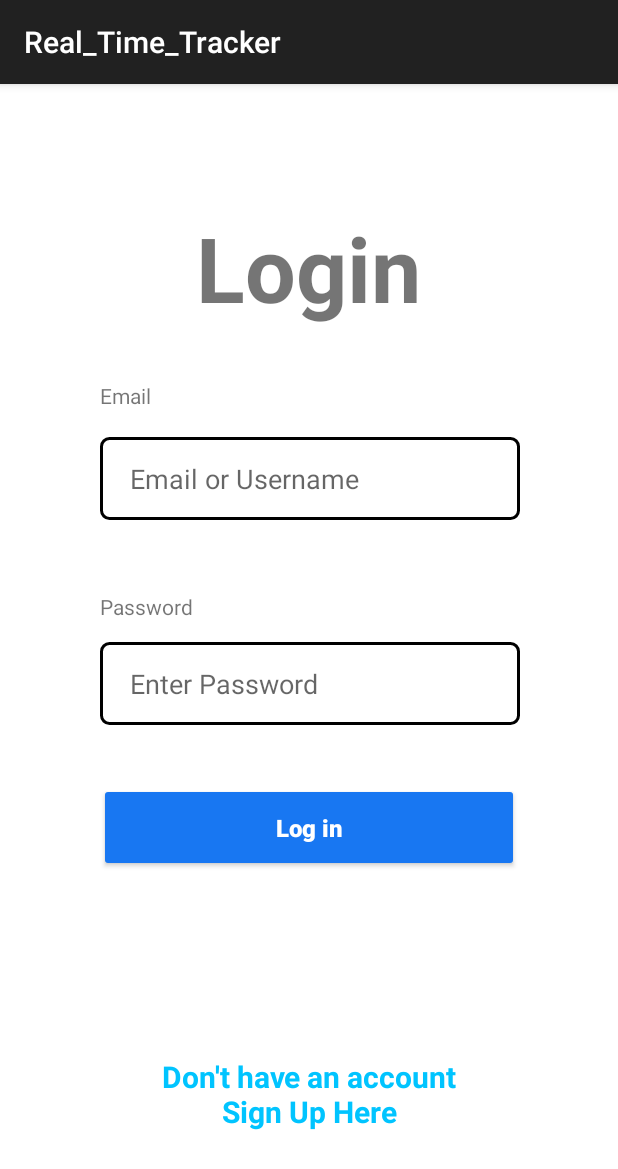
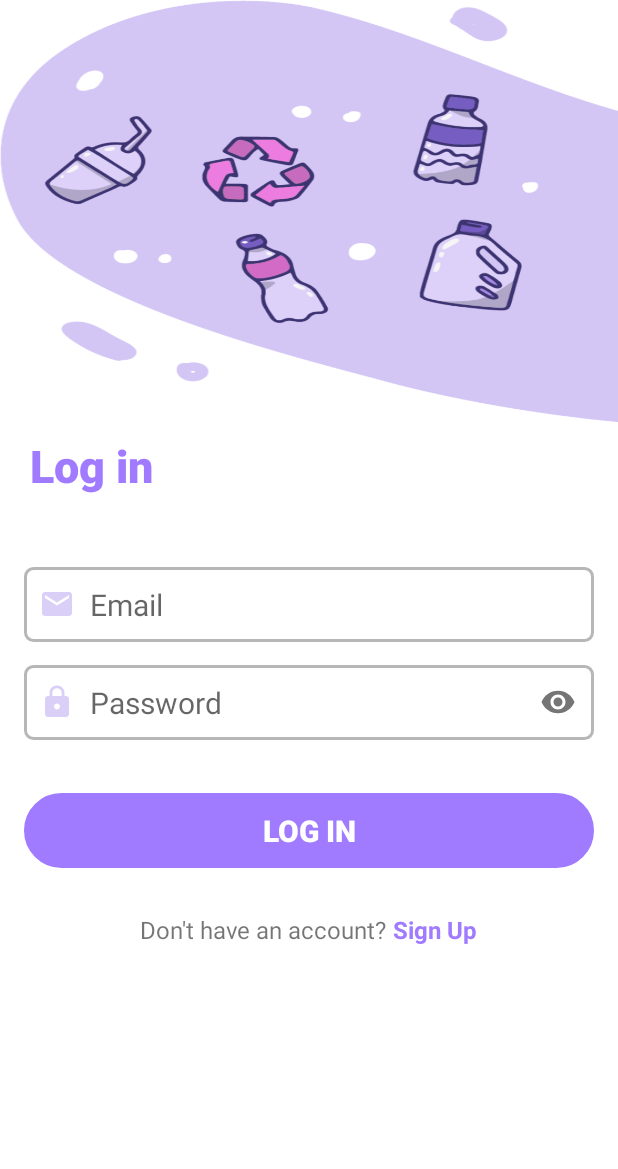
Before and after one commit to GunterWi/63CLC1_MobileDev, an Android app: the screen it shows after launch (LoginAcitivity), on a phone screen of 412 x 824 dp. Shown: the top 1169 px of the screen. Run offline under Robolectric (Android 15) with nearby library versions, the phone set to English and light mode, and no system bars; our stand-ins replace Firebase (no records; nobody signed in at launch, a user with empty details on screens opened directly).

Commit message:
changeLoginAndRegister

```diff
--- a/Real_Time_Tracker/app/src/main/java/com/nguyenquocthai/real_time_tracker/LoginAcitivity.java
+++ b/Real_Time_Tracker/app/src/main/java/com/nguyenquocthai/real_time_tracker/LoginAcitivity.java
@@ -56,10 +56,10 @@ public class LoginAcitivity extends AppCompatActivity {
 
 
     private void Initiation() {
-        email = findViewById(R.id.emailLoginV);
-        password = findViewById(R.id.passLoginV);
-        login = findViewById(R.id.submitLoginbtn);
-        createAccount= findViewById(R.id.dontAcc);
+        email = findViewById(R.id.edittext_email);
+        password = findViewById(R.id.edittext_password);
+        login = findViewById(R.id.login_button);
+        createAccount= findViewById(R.id.logtosign);
         auth = FirebaseAuth.getInstance();
     }
 
--- /dev/null
+++ b/Real_Time_Tracker/app/src/main/res/drawable/ic_email.xml
@@ -0,0 +1,5 @@
+<vector android:alpha="0.85" android:height="24dp"
+    android:tint="@color/PurpleLight" android:viewportHeight="24.0"
+    android:viewportWidth="24.0" android:width="24dp" xmlns:android="http://schemas.android.com/apk/res/android">
+    <path android:fillColor="#FF000000" android:pathData="M20,4L4,4c-1.1,0 -1.99,0.9 -1.99,2L2,18c0,1.1 0.9,2 2,2h16c1.1,0 2,-0.9 2,-2L22,6c0,-1.1 -0.9,-2 -2,-2zM20,8l-8,5 -8,-5L4,6l8,5 8,-5v2z"/>
+</vector>
--- /dev/null
+++ b/Real_Time_Tracker/app/src/main/res/drawable/ic_eye.xml
@@ -0,0 +1,5 @@
+<vector android:alpha="0.85" android:height="24dp"
+    android:tint="@color/PurpleLight" android:viewportHeight="24.0"
+    android:viewportWidth="24.0" android:width="24dp" xmlns:android="http://schemas.android.com/apk/res/android">
+    <path android:fillColor="#FF000000" android:pathData="M12,4.5C7,4.5 2.73,7.61 1,12c1.73,4.39 6,7.5 11,7.5s9.27,-3.11 11,-7.5c-1.73,-4.39 -6,-7.5 -11,-7.5zM12,17c-2.76,0 -5,-2.24 -5,-5s2.24,-5 5,-5 5,2.24 5,5 -2.24,5 -5,5zM12,9c-1.66,0 -3,1.34 -3,3s1.34,3 3,3 3,-1.34 3,-3 -1.34,-3 -3,-3z"/>
+</vector>
--- /dev/null
+++ b/Real_Time_Tracker/app/src/main/res/drawable/ic_lock_black_24dp.xml
@@ -0,0 +1,5 @@
+<vector android:alpha="0.85" android:height="24dp"
+    android:tint="@color/PurpleLight" android:viewportHeight="24.0"
+    android:viewportWidth="24.0" android:width="24dp" xmlns:android="http://schemas.android.com/apk/res/android">
+    <path android:fillColor="#FF000000" android:pathData="M18,8h-1L17,6c0,-2.76 -2.24,-5 -5,-5S7,3.24 7,6v2L6,8c-1.1,0 -2,0.9 -2,2v10c0,1.1 0.9,2 2,2h12c1.1,0 2,-0.9 2,-2L20,10c0,-1.1 -0.9,-2 -2,-2zM12,17c-1.1,0 -2,-0.9 -2,-2s0.9,-2 2,-2 2,0.9 2,2 -0.9,2 -2,2zM15.1,8L8.9,8L8.9,6c0,-1.71 1.39,-3.1 3.1,-3.1 1.71,0 3.1,1.39 3.1,3.1v2z"/>
+</vector>
--- /dev/null
+++ b/Real_Time_Tracker/app/src/main/res/drawable/ic_user.xml
@@ -0,0 +1,5 @@
+<vector android:alpha="0.85" android:height="24dp"
+    android:tint="@color/PurpleLight" android:viewportHeight="24.0"
+    android:viewportWidth="24.0" android:width="24dp" xmlns:android="http://schemas.android.com/apk/res/android">
+    <path android:fillColor="#FF000000" android:pathData="M12,12c2.21,0 4,-1.79 4,-4s-1.79,-4 -4,-4 -4,1.79 -4,4 1.79,4 4,4zM12,14c-2.67,0 -8,1.34 -8,4v2h16v-2c0,-2.66 -5.33,-4 -8,-4z"/>
+</vector>
--- /dev/null
+++ b/Real_Time_Tracker/app/src/main/res/drawable/loginbtnbackground.xml
@@ -0,0 +1,8 @@
+<?xml version="1.0" encoding="utf-8"?>
+<shape xmlns:android="http://schemas.android.com/apk/res/android"
+    android:shape="rectangle">
+    <stroke android:color="@color/skyblue"
+        android:width="2dp"/>
+    <corners android:radius="100dp"/>
+
+</shape>
--- a/Real_Time_Tracker/app/src/main/res/drawable/rounded_edittext.xml
+++ b/Real_Time_Tracker/app/src/main/res/drawable/rounded_edittext.xml
@@ -5,7 +5,7 @@
 
     <stroke
         android:width="2dp"
-        android:color="@color/black" />
+        android:color="@color/Grey" />
     <corners
         android:radius="5dp"
         />
--- a/Real_Time_Tracker/app/src/main/res/layout/activity_login.xml
+++ b/Real_Time_Tracker/app/src/main/res/layout/activity_login.xml
@@ -1,113 +1,134 @@
 <?xml version="1.0" encoding="utf-8"?>
-<androidx.constraintlayout.widget.ConstraintLayout xmlns:android="http://schemas.android.com/apk/res/android"
+<RelativeLayout xmlns:android="http://schemas.android.com/apk/res/android"
     xmlns:app="http://schemas.android.com/apk/res-auto"
     xmlns:tools="http://schemas.android.com/tools"
     android:layout_width="match_parent"
     android:layout_height="match_parent"
-    android:background="#FFFFFF"
+    android:background="@color/white"
     tools:context="com.nguyenquocthai.real_time_tracker.LoginAcitivity">
 
+    <RelativeLayout
+        android:layout_width="match_parent"
+        android:layout_height="285dp">
+
+        <ImageView
+            android:id="@+id/background1"
+            android:layout_width="match_parent"
+            android:layout_height="match_parent"
+            android:scaleType="fitXY"
+            app:srcCompat="@drawable/img_1" />
+
+    </RelativeLayout>
+
     <TextView
-        android:id="@+id/titleLogin"
+        android:id="@+id/faded_signup_text"
         android:layout_width="wrap_content"
         android:layout_height="wrap_content"
-        android:text="Login"
-        android:textSize="60sp"
-        android:textStyle="bold"
-        app:layout_constraintBottom_toBottomOf="parent"
-        app:layout_constraintEnd_toEndOf="parent"
-        app:layout_constraintHorizontal_bias="0.498"
-        app:layout_constraintStart_toStartOf="parent"
-        app:layout_constraintTop_toTopOf="parent"
-        app:layout_constraintVertical_bias="0.119" />
-
-    <TextView
-        android:id="@+id/emailv"
-        android:layout_width="280dp"
-        android:layout_height="25dp"
-        android:layout_marginBottom="12dp"
-        android:text="Email"
-        app:layout_constraintBottom_toTopOf="@+id/emailLoginV"
-        app:layout_constraintEnd_toEndOf="parent"
-        app:layout_constraintHorizontal_bias="0.503"
-        app:layout_constraintStart_toStartOf="parent" />
-
-    <EditText
-        android:id="@+id/emailLoginV"
-        android:layout_width="280dp"
-        android:layout_height="55dp"
-        android:background="@drawable/rounded_edittext"
-        android:ems="10"
-        android:hint="Email or Username"
-        android:inputType="textEmailAddress"
-        android:paddingStart="20dp"
-        app:layout_constraintBottom_toBottomOf="parent"
-        app:layout_constraintEnd_toEndOf="parent"
-        app:layout_constraintHorizontal_bias="0.503"
-        app:layout_constraintStart_toStartOf="parent"
-        app:layout_constraintTop_toTopOf="parent"
-        app:layout_constraintVertical_bias="0.33" />
-
-    <TextView
-        android:id="@+id/passv"
-        android:layout_width="280dp"
-        android:layout_height="25dp"
-        android:layout_marginBottom="8dp"
-        android:text="Password"
-        app:layout_constraintBottom_toTopOf="@+id/passLoginV"
-        app:layout_constraintEnd_toEndOf="parent"
-        app:layout_constraintHorizontal_bias="0.503"
-        app:layout_constraintStart_toStartOf="parent" />
-
-    <EditText
-        android:id="@+id/passLoginV"
-        android:layout_width="280dp"
-        android:layout_height="55dp"
-        android:background="@drawable/rounded_edittext"
-        android:ems="10"
-        android:hint="Enter Password"
-        android:inputType="textPassword"
-        android:paddingStart="20dp"
-        app:layout_constraintBottom_toBottomOf="parent"
-        app:layout_constraintEnd_toEndOf="parent"
-        app:layout_constraintHorizontal_bias="0.503"
-        app:layout_constraintStart_toStartOf="parent"
-        app:layout_constraintTop_toBottomOf="@+id/emailLoginV"
-        app:layout_constraintVertical_bias="0.193" />
-
-    <Button
-        android:id="@+id/submitLoginbtn"
-        android:layout_width="280dp"
-        android:layout_height="59dp"
-        android:backgroundTint="#1877F2"
-        android:text="Log in"
-        android:textAllCaps="false"
-        android:textColor="#FFFFFF"
-        android:textSize="16sp"
-        android:textStyle="bold"
-        app:layout_constraintBottom_toBottomOf="parent"
-        app:layout_constraintEnd_toEndOf="parent"
-        app:layout_constraintHorizontal_bias="0.498"
-        app:layout_constraintStart_toStartOf="parent"
-        app:layout_constraintTop_toBottomOf="@+id/passLoginV"
-        app:layout_constraintVertical_bias="0.138" />
-
-    <TextView
-        android:id="@+id/dontAcc"
-        android:layout_width="234dp"
-        android:layout_height="wrap_content"
-        android:layout_marginTop="122dp"
-        android:text="Don't have an account Sign Up Here"
+        android:layout_marginLeft="20dp"
+        android:layout_marginTop="290dp"
+        android:fontFamily="sans-serif-black"
+        android:text="@string/login"
         android:textAlignment="center"
         android:textAllCaps="false"
-        android:textColor="#00C4FF"
-        android:textSize="20sp"
-        android:textStyle="bold"
-        app:layout_constraintBottom_toBottomOf="parent"
-        app:layout_constraintEnd_toEndOf="parent"
-        app:layout_constraintStart_toStartOf="parent"
-        app:layout_constraintTop_toBottomOf="@+id/submitLoginbtn"
-        app:layout_constraintVertical_bias="0.014" />
+        android:textColor="@color/PurpleDark"
+        android:textSize="30sp"
+        android:textStyle="bold" />
+
+    <RelativeLayout
+        android:layout_width="match_parent"
+        android:layout_height="match_parent"
+        android:layout_below="@id/faded_signup_text"
+        android:layout_marginTop="21dp"
+        android:backgroundTint="@color/PurpleLight"
+        android:padding="16dp">
+
+        <LinearLayout
+            android:id="@+id/linearlayout1"
+            android:layout_width="match_parent"
+            android:layout_height="wrap_content"
+            android:layout_marginTop="10dp"
+            android:orientation="vertical">
+
+            <com.google.android.material.textfield.TextInputLayout
+                android:layout_width="match_parent"
+                android:layout_height="wrap_content"
+                app:hintEnabled="false">
+
+                <EditText
+                    android:id="@+id/edittext_email"
+                    android:layout_width="match_parent"
+                    android:layout_height="50dp"
+                    android:background="@drawable/rounded_edittext"
+                    android:drawableStart="@drawable/ic_email"
+                    android:drawablePadding="10dp"
+                    android:hint="@string/email"
+                    android:inputType="textEmailAddress"
+                    android:paddingStart="10dp"
+                    android:textSize="20sp" />
+            </com.google.android.material.textfield.TextInputLayout>
+
+            <com.google.android.material.textfield.TextInputLayout
+                android:layout_width="match_parent"
+                android:layout_height="wrap_content"
+                android:layout_marginTop="15dp"
+                app:hintEnabled="false"
+                app:passwordToggleEnabled="true">
+
+                <EditText
+                    android:id="@+id/edittext_password"
+                    android:layout_width="match_parent"
+                    android:layout_height="50dp"
+                    android:background="@drawable/rounded_edittext"
+                    android:drawableStart="@drawable/ic_lock_black_24dp"
+                    android:drawableEnd="@drawable/ic_eye"
+                    android:drawablePadding="10dp"
+                    android:hint="@string/password"
+                    android:inputType="textPassword"
+                    android:paddingStart="10dp"
+                    android:textSize="20sp" />
+            </com.google.android.material.textfield.TextInputLayout>
+
+            <Button
+                android:id="@+id/login_button"
+                android:layout_width="match_parent"
+                android:layout_height="50dp"
+                android:layout_marginTop="35dp"
+                android:background="@drawable/loginbtnbackground"
+                android:backgroundTint="@color/PurpleDark"
+                android:text="@string/login"
+                android:textColor="@color/white"
+                android:textSize="20sp"
+                android:textStyle="bold" />
+        </LinearLayout>
+
+        <RelativeLayout
+            android:layout_width="wrap_content"
+            android:layout_height="wrap_content"
+            android:layout_below="@id/linearlayout1"
+            android:layout_centerInParent="true"
+            android:layout_centerHorizontal="false"
+            android:layout_marginTop="30dp">
+
+            <TextView
+                android:id="@+id/txt"
+                android:layout_width="wrap_content"
+                android:layout_height="wrap_content"
+                android:text="@string/dontaccount"
+                android:textAlignment="center"
+                android:textSize="16sp" />
+
+            <TextView
+                android:id="@+id/logtosign"
+                android:layout_width="wrap_content"
+                android:layout_height="wrap_content"
+                android:layout_toEndOf="@id/txt"
+                android:text="@string/sign_up"
+                android:textColor="@color/PurpleDark"
+                android:textSize="16sp"
+                android:textStyle="bold" />
+        </RelativeLayout>
+
+    </RelativeLayout>
 
 
-</androidx.constraintlayout.widget.ConstraintLayout>
+</RelativeLayout>
--- a/Real_Time_Tracker/app/src/main/res/values/colors.xml
+++ b/Real_Time_Tracker/app/src/main/res/values/colors.xml
@@ -1,5 +1,14 @@
 <?xml version="1.0" encoding="utf-8"?>
 <resources>
     <color name="black">#FF000000</color>
-    <color name="white">#FFFFFFFF</color>
+    <color name="colorPrimary">#2979FF</color>
+    <color name="colorPrimaryDark">#2979FF</color>
+    <color name="colorAccent">#2979FF</color>
+    <color name="skyblue">#2979FF</color>
+    <color name="saddedwhite">#EBEBEB</color>
+    <color name="white">#ffffff</color>
+    <color name="LowOpasityBlack">#80000000</color>
+    <color name="Grey">#80707070</color>
+    <color name="PurpleLight">#D3C6F5</color>
+    <color name="PurpleDark">#A07BFF</color>
 </resources>
--- a/Real_Time_Tracker/app/src/main/res/values/strings.xml
+++ b/Real_Time_Tracker/app/src/main/res/values/strings.xml
@@ -1,3 +1,20 @@
 <resources>
     <string name="app_name">Real_Time_Tracker</string>
+    <string name="title_activity_maps">Map</string>
+    <string name="title_activity_circle_members_map">Map</string>
+    <string name="name">Name</string>
+    <string name="email">Email</string>
+    <string name="password">Password</string>
+    <string name="login">Log in</string>
+    <string name="dontaccount">"Don't have an account? "</string>
+    <string name="sign_up">Sign Up</string>
+    <string name="invitationcode">"Enter Invite code. if you want to join another circle"</string>
+    <string name="join">join</string>
+    <string name="dialog_title">Exit</string>
+    <string name="dialog_message">Do you want to close this application</string>
+    <string name="splashintro">"this app will find your family, friends, and mobile phone in real-time. this app is also the perfect gps tracker for kids."</string>
+    <string name="hide_code">- - - - - -</string>
+    <string name="first_name">First name</string>
+    <string name="last_name">Last name</string>
+    <string name="profile_email">Email Address</string>
 </resources>
--- a/Real_Time_Tracker/app/src/main/res/values/themes.xml
+++ b/Real_Time_Tracker/app/src/main/res/values/themes.xml
@@ -1,6 +1,6 @@
 <resources xmlns:tools="http://schemas.android.com/tools">
     <!-- Base application theme. -->
-    <style name="Base.Theme.Real_Time_Tracker" parent="Theme.AppCompat.DayNight.DarkActionBar">
+    <style name="Base.Theme.Real_Time_Tracker" parent="Theme.AppCompat.DayNight.NoActionBar">
         <!-- Customize your light theme here. -->
         <!-- <item name="colorPrimary">@color/my_light_primary</item> -->
     </style>
```
Also changed, not shown: Real_Time_Tracker/app/src/main/java/com/nguyenquocthai/real_time_tracker/RegisterActivity.java (+4 -4 lines), Real_Time_Tracker/app/src/main/res/drawable/cardbackground.xml (added, +8 -0 lines), Real_Time_Tracker/app/src/main/res/layout/activity_register.xml (+130 -85 lines), Real_Time_Tracker/app/src/main/res/drawable/img_1.png (added), Real_Time_Tracker/app/src/main/res/drawable/img_2.png (added), Real_Time_Tracker/app/src/main/res/drawable/img_3.png (added).
